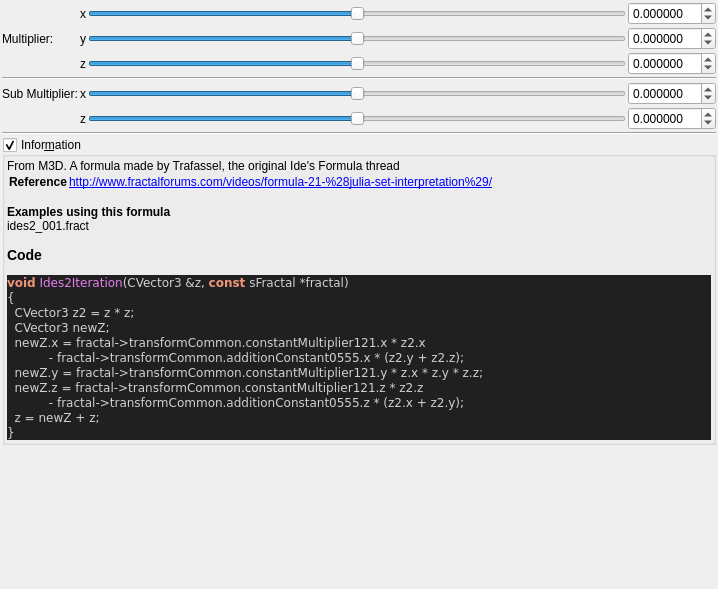
First picture: the form in mandelbulber2/formula/ui/fractal_ides2.ui, repository buddhi1980/mandelbulber2, before the edit.
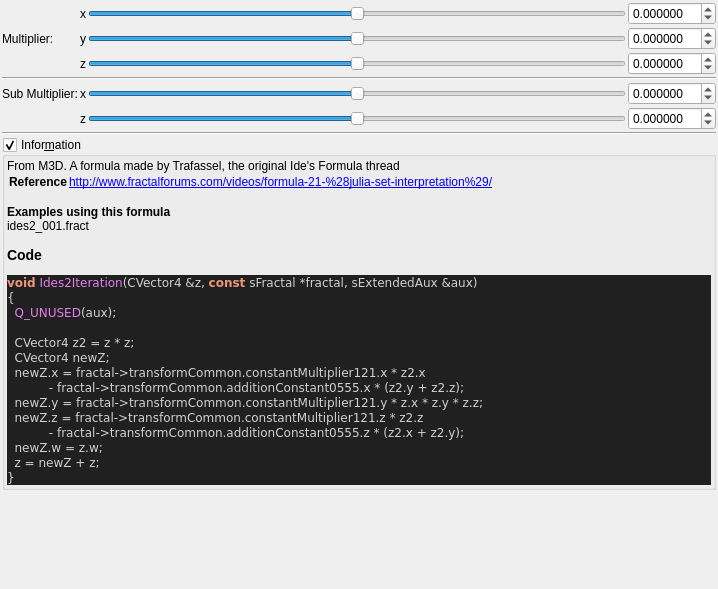
Second picture: the form after the edit. Custom widgets are drawn as their Qt base class.

Diff of the .ui file:
```diff
--- a/mandelbulber2/formula/ui/fractal_ides2.ui
+++ b/mandelbulber2/formula/ui/fractal_ides2.ui
@@ -391,15 +391,18 @@
 &lt;/table&gt;
 &lt;br&gt;&lt;b&gt;Examples using this formula&lt;/b&gt;&lt;br&gt;ides2_001.fract&lt;h3&gt;Code&lt;/h3&gt;
 &lt;body style=&quot;background-color:#202020&quot;&gt;
-&lt;pre style=&quot;color:#d0d0d0; background-color:#202020;  font-family:'Courier New',monospace;&quot;&gt;&lt;span style=&quot;color:#f09479; font-weight:bold&quot;&gt;void&lt;/span&gt; &lt;span style=&quot;color:#e47eed&quot;&gt;Ides2Iteration&lt;/span&gt;&lt;span style=&quot;color:#d0d0d0&quot;&gt;(&lt;/span&gt;CVector3 &lt;span style=&quot;color:#d0d0d0&quot;&gt;&amp;amp;&lt;/span&gt;z&lt;span style=&quot;color:#d0d0d0&quot;&gt;,&lt;/span&gt; &lt;span style=&quot;color:#f09479; font-weight:bold&quot;&gt;const&lt;/span&gt; sFractal &lt;span style=&quot;color:#d0d0d0&quot;&gt;*&lt;/span&gt;fractal&lt;span style=&quot;color:#d0d0d0&quot;&gt;)&lt;/span&gt;
+&lt;pre style=&quot;color:#d0d0d0; background-color:#202020;  font-family:'Courier New',monospace;&quot;&gt;&lt;span style=&quot;color:#f09479; font-weight:bold&quot;&gt;void&lt;/span&gt; &lt;span style=&quot;color:#e47eed&quot;&gt;Ides2Iteration&lt;/span&gt;&lt;span style=&quot;color:#d0d0d0&quot;&gt;(&lt;/span&gt;CVector4 &lt;span style=&quot;color:#d0d0d0&quot;&gt;&amp;amp;&lt;/span&gt;z&lt;span style=&quot;color:#d0d0d0&quot;&gt;,&lt;/span&gt; &lt;span style=&quot;color:#f09479; font-weight:bold&quot;&gt;const&lt;/span&gt; sFractal &lt;span style=&quot;color:#d0d0d0&quot;&gt;*&lt;/span&gt;fractal&lt;span style=&quot;color:#d0d0d0&quot;&gt;,&lt;/span&gt; sExtendedAux &lt;span style=&quot;color:#d0d0d0&quot;&gt;&amp;amp;&lt;/span&gt;aux&lt;span style=&quot;color:#d0d0d0&quot;&gt;)&lt;/span&gt;
 &lt;span style=&quot;color:#d0d0d0&quot;&gt;{&lt;/span&gt;
-  CVector3 z2 &lt;span style=&quot;color:#d0d0d0&quot;&gt;=&lt;/span&gt; z &lt;span style=&quot;color:#d0d0d0&quot;&gt;*&lt;/span&gt; z&lt;span style=&quot;color:#d0d0d0&quot;&gt;;&lt;/span&gt;
-  CVector3 newZ&lt;span style=&quot;color:#d0d0d0&quot;&gt;;&lt;/span&gt;
+  &lt;span style=&quot;color:#e47eed&quot;&gt;Q_UNUSED&lt;/span&gt;&lt;span style=&quot;color:#d0d0d0&quot;&gt;(&lt;/span&gt;aux&lt;span style=&quot;color:#d0d0d0&quot;&gt;);&lt;/span&gt;
+
+  CVector4 z2 &lt;span style=&quot;color:#d0d0d0&quot;&gt;=&lt;/span&gt; z &lt;span style=&quot;color:#d0d0d0&quot;&gt;*&lt;/span&gt; z&lt;span style=&quot;color:#d0d0d0&quot;&gt;;&lt;/span&gt;
+  CVector4 newZ&lt;span style=&quot;color:#d0d0d0&quot;&gt;;&lt;/span&gt;
   newZ&lt;span style=&quot;color:#d0d0d0&quot;&gt;.&lt;/span&gt;x &lt;span style=&quot;color:#d0d0d0&quot;&gt;=&lt;/span&gt; fractal&lt;span style=&quot;color:#d0d0d0&quot;&gt;-&amp;gt;&lt;/span&gt;transformCommon&lt;span style=&quot;color:#d0d0d0&quot;&gt;.&lt;/span&gt;constantMultiplier121&lt;span style=&quot;color:#d0d0d0&quot;&gt;.&lt;/span&gt;x &lt;span style=&quot;color:#d0d0d0&quot;&gt;*&lt;/span&gt; z2&lt;span style=&quot;color:#d0d0d0&quot;&gt;.&lt;/span&gt;x
            &lt;span style=&quot;color:#d0d0d0&quot;&gt;-&lt;/span&gt; fractal&lt;span style=&quot;color:#d0d0d0&quot;&gt;-&amp;gt;&lt;/span&gt;transformCommon&lt;span style=&quot;color:#d0d0d0&quot;&gt;.&lt;/span&gt;additionConstant0555&lt;span style=&quot;color:#d0d0d0&quot;&gt;.&lt;/span&gt;x &lt;span style=&quot;color:#d0d0d0&quot;&gt;* (&lt;/span&gt;z2&lt;span style=&quot;color:#d0d0d0&quot;&gt;.&lt;/span&gt;y &lt;span style=&quot;color:#d0d0d0&quot;&gt;+&lt;/span&gt; z2&lt;span style=&quot;color:#d0d0d0&quot;&gt;.&lt;/span&gt;z&lt;span style=&quot;color:#d0d0d0&quot;&gt;);&lt;/span&gt;
   newZ&lt;span style=&quot;color:#d0d0d0&quot;&gt;.&lt;/span&gt;y &lt;span style=&quot;color:#d0d0d0&quot;&gt;=&lt;/span&gt; fractal&lt;span style=&quot;color:#d0d0d0&quot;&gt;-&amp;gt;&lt;/span&gt;transformCommon&lt;span style=&quot;color:#d0d0d0&quot;&gt;.&lt;/span&gt;constantMultiplier121&lt;span style=&quot;color:#d0d0d0&quot;&gt;.&lt;/span&gt;y &lt;span style=&quot;color:#d0d0d0&quot;&gt;*&lt;/span&gt; z&lt;span style=&quot;color:#d0d0d0&quot;&gt;.&lt;/span&gt;x &lt;span style=&quot;color:#d0d0d0&quot;&gt;*&lt;/span&gt; z&lt;span style=&quot;color:#d0d0d0&quot;&gt;.&lt;/span&gt;y &lt;span style=&quot;color:#d0d0d0&quot;&gt;*&lt;/span&gt; z&lt;span style=&quot;color:#d0d0d0&quot;&gt;.&lt;/span&gt;z&lt;span style=&quot;color:#d0d0d0&quot;&gt;;&lt;/span&gt;
   newZ&lt;span style=&quot;color:#d0d0d0&quot;&gt;.&lt;/span&gt;z &lt;span style=&quot;color:#d0d0d0&quot;&gt;=&lt;/span&gt; fractal&lt;span style=&quot;color:#d0d0d0&quot;&gt;-&amp;gt;&lt;/span&gt;transformCommon&lt;span style=&quot;color:#d0d0d0&quot;&gt;.&lt;/span&gt;constantMultiplier121&lt;span style=&quot;color:#d0d0d0&quot;&gt;.&lt;/span&gt;z &lt;span style=&quot;color:#d0d0d0&quot;&gt;*&lt;/span&gt; z2&lt;span style=&quot;color:#d0d0d0&quot;&gt;.&lt;/span&gt;z
            &lt;span style=&quot;color:#d0d0d0&quot;&gt;-&lt;/span&gt; fractal&lt;span style=&quot;color:#d0d0d0&quot;&gt;-&amp;gt;&lt;/span&gt;transformCommon&lt;span style=&quot;color:#d0d0d0&quot;&gt;.&lt;/span&gt;additionConstant0555&lt;span style=&quot;color:#d0d0d0&quot;&gt;.&lt;/span&gt;z &lt;span style=&quot;color:#d0d0d0&quot;&gt;* (&lt;/span&gt;z2&lt;span style=&quot;color:#d0d0d0&quot;&gt;.&lt;/span&gt;x &lt;span style=&quot;color:#d0d0d0&quot;&gt;+&lt;/span&gt; z2&lt;span style=&quot;color:#d0d0d0&quot;&gt;.&lt;/span&gt;y&lt;span style=&quot;color:#d0d0d0&quot;&gt;);&lt;/span&gt;
+  newZ&lt;span style=&quot;color:#d0d0d0&quot;&gt;.&lt;/span&gt;w &lt;span style=&quot;color:#d0d0d0&quot;&gt;=&lt;/span&gt; z&lt;span style=&quot;color:#d0d0d0&quot;&gt;.&lt;/span&gt;w&lt;span style=&quot;color:#d0d0d0&quot;&gt;;&lt;/span&gt;
   z &lt;span style=&quot;color:#d0d0d0&quot;&gt;=&lt;/span&gt; newZ &lt;span style=&quot;color:#d0d0d0&quot;&gt;+&lt;/span&gt; z&lt;span style=&quot;color:#d0d0d0&quot;&gt;;&lt;/span&gt;
 &lt;span style=&quot;color:#d0d0d0&quot;&gt;}&lt;/span&gt;
 &lt;/pre&gt;
```
